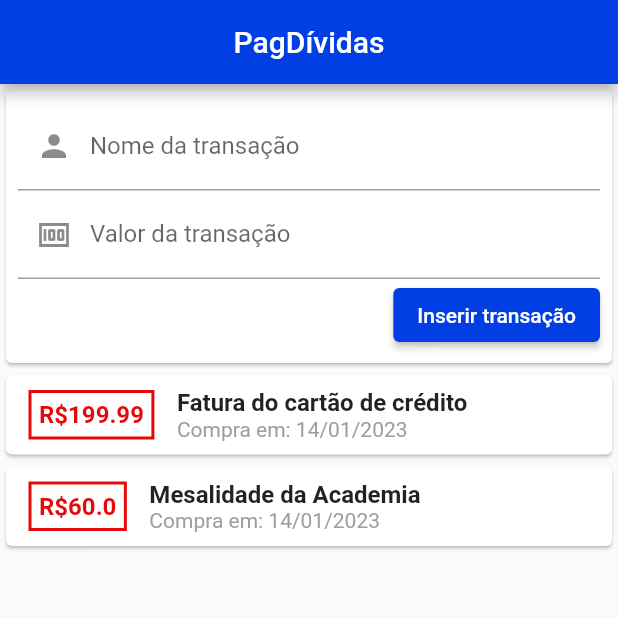
After one commit to Tosi-eu/Flutter, a Flutter app: the screen it shows after launch, on a phone screen of 412 x 824 dp, the top half of it. The commit adds this screen. Run offline on Flutter 3.47's test engine with Material 2 defaults, Android fonts, the phone set to English and light mode, and no system bars.

Commit message:
allowed scrolling funcionalty, added function to insert new transactions (next implementation: styling inputs & outputs)

```diff
--- /dev/null
+++ b/Expenses_app/expenses_app/lib/models/transaction.dart
@@ -0,0 +1,13 @@
+class Transaction {
+  String id;
+  String title;
+  double amount;
+  DateTime date;
+
+  Transaction({
+    required this.id,
+    required this.title,
+    required this.amount,
+    required this.date,
+  }); //constructor
+}
--- /dev/null
+++ b/Expenses_app/expenses_app/lib/widgets/new_transaction.dart
@@ -0,0 +1,58 @@
+// ignore_for_file: use_key_in_widget_constructors, prefer_const_constructors, avoid_print
+
+import 'package:flutter/material.dart';
+import 'package:flutter/services.dart';
+
+class NewTransaction extends StatelessWidget {
+  final Function newTransaction;
+  final titleController = TextEditingController();
+  final amountController = TextEditingController();
+
+  NewTransaction(this.newTransaction);
+
+  @override
+  Widget build(BuildContext context) {
+    return Card(
+      child: Container(
+        padding: const EdgeInsets.all(8),
+        child: Column(
+            crossAxisAlignment: CrossAxisAlignment.end,
+            children: <Widget>[
+              TextField(
+                // onChanged: (value) => inputTitle = value,
+                controller: titleController,
+                decoration: InputDecoration(
+                  labelText: 'Nome da transação',
+                  prefixIcon: const Icon(Icons.person),
+                ),
+              ),
+              TextField(
+                // onChanged: (value) => inputAmount = value,
+                controller: amountController,
+                keyboardType: TextInputType.numberWithOptions(decimal: true),
+                inputFormatters: <TextInputFormatter>[
+                  FilteringTextInputFormatter.allow(RegExp('[0-9.,]')),
+                ],
+                decoration: InputDecoration(
+                  labelText: 'Valor da transação',
+                  prefixIcon: const Icon(Icons.money),
+                ),
+              ),
+              ElevatedButton(
+                style: ElevatedButton.styleFrom(
+                    backgroundColor: Color.fromARGB(255, 1, 62, 228)),
+                onPressed: () {
+                  //print(inputAmount);
+                  //print(inputTitle);
+                  //print(titleController.text);
+                  //print(amountController.text);
+                  newTransaction(titleController.text,
+                      double.parse(amountController.text));
+                },
+                child: Text('Inserir transação'),
+              ),
+            ]),
+      ),
+    );
+  }
+}
--- /dev/null
+++ b/Expenses_app/expenses_app/lib/widgets/transactions_list.dart
@@ -0,0 +1,59 @@
+// ignore_for_file: use_key_in_widget_constructors, library_private_types_in_public_api, unused_field, prefer_const_constructors, prefer_const_constructors_in_immutables, sized_box_for_whitespace
+import 'package:expenses_app/models/transaction.dart';
+import 'package:flutter/material.dart';
+import 'package:intl/intl.dart';
+// ignore: unused_import
+import './user_transactions.dart';
+
+class TransationList extends StatelessWidget {
+  final List<Transaction> transactions;
+
+  TransationList(this.transactions);
+
+  @override
+  Widget build(BuildContext context) {
+    return Container(
+      height: 238,
+      child: ListView.builder(
+        itemBuilder: (context, index) {
+          return Card(
+            child: Row(
+              children: <Widget>[
+                Container(
+                  margin: const EdgeInsets.symmetric(
+                    vertical: 10,
+                    horizontal: 15,
+                  ),
+                  decoration: BoxDecoration(
+                      border: Border.all(
+                          color: Color.fromARGB(255, 226, 10, 10), width: 2)),
+                  padding: const EdgeInsets.all(5),
+                  child: Text(
+                    'R\$${transactions[index].amount}',
+                    style: const TextStyle(
+                        fontWeight: FontWeight.bold,
+                        fontSize: 16,
+                        color: Color.fromARGB(255, 226, 10, 10)),
+                  ),
+                ),
+                Column(
+                  crossAxisAlignment: CrossAxisAlignment.start,
+                  children: <Widget>[
+                    Text(transactions[index].title,
+                        style: const TextStyle(
+                            fontSize: 16, fontWeight: FontWeight.bold)),
+                    Text(
+                      'Compra em: ${DateFormat('dd/MM/yyyy').format(transactions[index].date)}',
+                      style: const TextStyle(color: Colors.grey),
+                    )
+                  ],
+                )
+              ],
+            ),
+          );
+        },
+        itemCount: transactions.length,
+      ),
+    );
+  }
+}
--- /dev/null
+++ b/Expenses_app/expenses_app/lib/widgets/user_transactions.dart
@@ -0,0 +1,53 @@
+// ignore_for_file: unused_field, use_key_in_widget_constructors
+
+import 'package:flutter/material.dart';
+import './new_transaction.dart';
+import './transactions_list.dart';
+import '../models/transaction.dart';
+
+var counter = 0;
+
+class UserTransactions extends StatefulWidget {
+  @override
+  State<UserTransactions> createState() => _UserTransactionsState();
+}
+
+class _UserTransactionsState extends State<UserTransactions> {
+  final List<Transaction> _userTransaction = [
+    Transaction(
+      id: "1",
+      title: "Fatura do cartão de crédito",
+      amount: 199.99,
+      date: DateTime.now(),
+    ),
+    Transaction(
+      id: "2",
+      title: "Mesalidade da Academia",
+      amount: 60.00,
+      date: DateTime.now(),
+    )
+  ];
+
+  void _addNewTransaction(String transactionName, double transactionAmount) {
+    final newTransaction = Transaction(
+        id: counter.toString(),
+        title: transactionName,
+        amount: transactionAmount,
+        date: DateTime.now());
+
+    setState(() {
+      _userTransaction.add(newTransaction);
+      counter++;
+    });
+  }
+
+  @override
+  Widget build(BuildContext context) {
+    return Column(
+      children: <Widget>[
+        NewTransaction(_addNewTransaction),
+        TransationList(_userTransaction),
+      ],
+    );
+  }
+}
```
Also changed, not shown: Expenses_app/expenses_app/lib/main.dart (+13 -117 lines).
